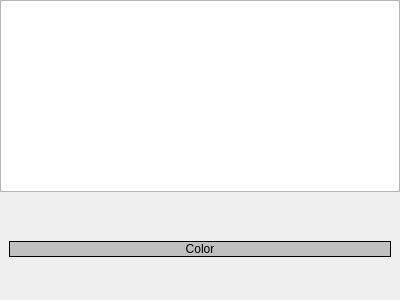
This is gvle.simulating.log/src/sim_log/widtoolbar.ui in vle-forge/packages as Qt 5 draws it before an edit. The edited form follows.
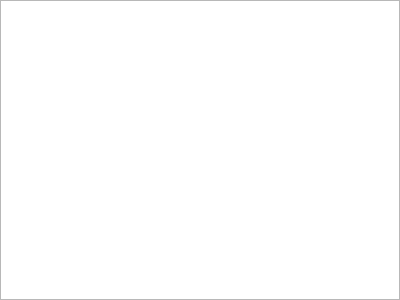
This is the edited form.

```diff
--- a/gvle.simulating.log/src/sim_log/widtoolbar.ui
+++ b/gvle.simulating.log/src/sim_log/widtoolbar.ui
@@ -29,32 +29,6 @@
      </column>
     </widget>
    </item>
-   <item>
-    <widget class="QWidget" name="widSimStyle" native="true">
-     <property name="sizePolicy">
-      <sizepolicy hsizetype="Preferred" vsizetype="MinimumExpanding">
-       <horstretch>0</horstretch>
-       <verstretch>0</verstretch>
-      </sizepolicy>
-     </property>
-     <layout class="QGridLayout" name="gridLayout">
-      <item row="0" column="0">
-       <widget class="QPushButton" name="butSimColor">
-        <property name="styleSheet">
-         <string notr="true">border: 1px solid;
-background-color: rgb(192, 192, 192);</string>
-        </property>
-        <property name="text">
-         <string>Color</string>
-        </property>
-        <property name="flat">
-         <bool>true</bool>
-        </property>
-       </widget>
-      </item>
-     </layout>
-    </widget>
-   </item>
   </layout>
  </widget>
  <resources/>
```
